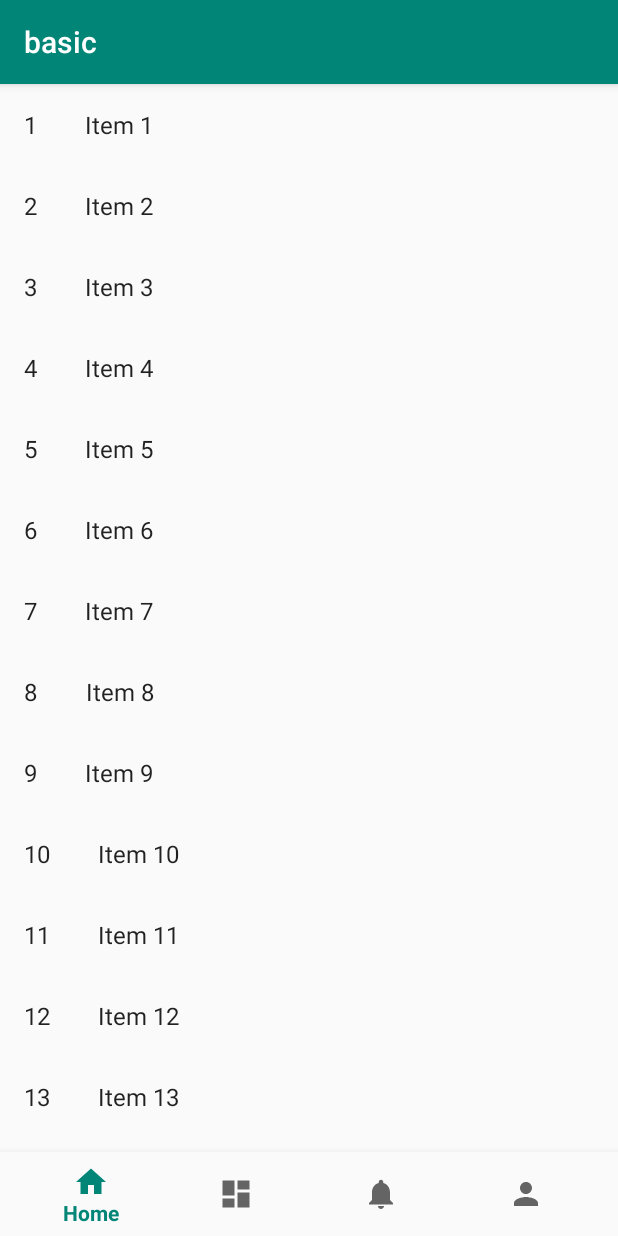
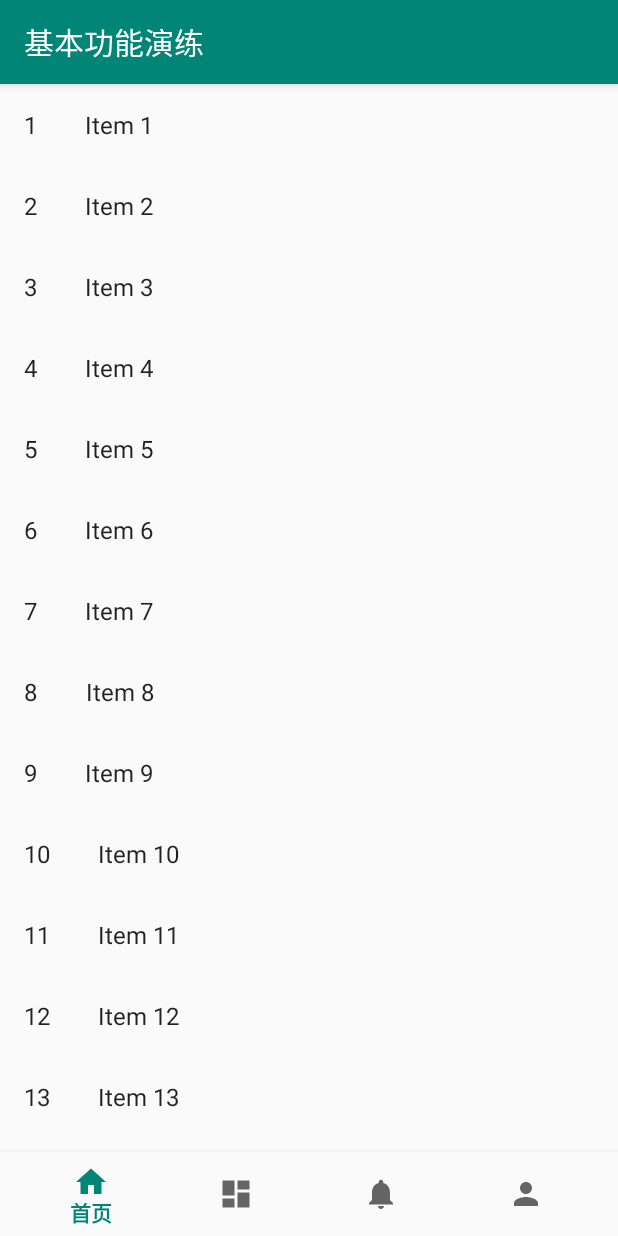
Before and after one commit to JamesKarl/demo, an Android app: the screen it shows after launch (MainActivity), after a tap on "10", on a phone screen of 412 x 824 dp. Run offline under Robolectric (Android 15) with nearby library versions, the phone set to English and light mode, and no system bars; our stand-ins replace Timber.

Commit message:
rm english local

```diff
--- a/app/src/main/res/values/strings.xml
+++ b/app/src/main/res/values/strings.xml
@@ -1,11 +1,10 @@
+<?xml version="1.0" encoding="utf-8"?>
 <resources>
-    <string name="app_name">basic</string>
-    <string name="title_home">Home</string>
-    <string name="title_dashboard">Dashboard</string>
-    <string name="title_notifications">Notifications</string>
-
-    <!-- TODO: Remove or change this placeholder text -->
-    <string name="hello_blank_fragment">Hello blank fragment</string>
-    <string name="title_mine">mine</string>
-    <string name="title_message">message</string>
+    <string name="app_name">基本功能演练</string>
+    <string name="title_home">首页</string>
+    <string name="title_dashboard">工作</string>
+    <string name="title_notifications">通知</string>
+    <string name="hello_blank_fragment">空的Fragment</string>
+    <string name="title_mine">我的</string>
+    <string name="title_message">消息</string>
 </resources>
```
Also changed, not shown: 1 other file.
